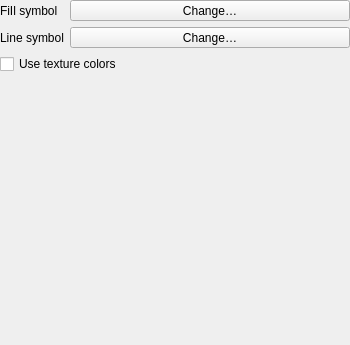
Qt form src/ui/tiledscene/qgstiledscenewireframerendererwidgetbase.ui (carsmie/QGIS) before a commit.
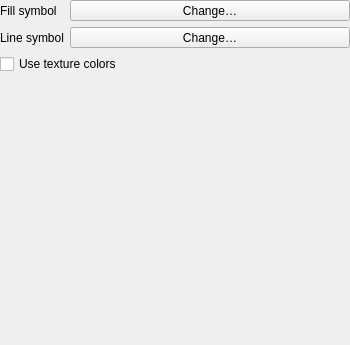
The same form after that commit. Custom widgets are drawn as their Qt base class.

Diff of the .ui file:
```diff
--- a/src/ui/tiledscene/qgstiledscenewireframerendererwidgetbase.ui
+++ b/src/ui/tiledscene/qgstiledscenewireframerendererwidgetbase.ui
@@ -36,7 +36,7 @@
    <item row="0" column="0">
     <widget class="QLabel" name="label">
      <property name="text">
-      <string>FiIl symbol</string>
+      <string>Fill symbol</string>
      </property>
     </widget>
    </item>
```
